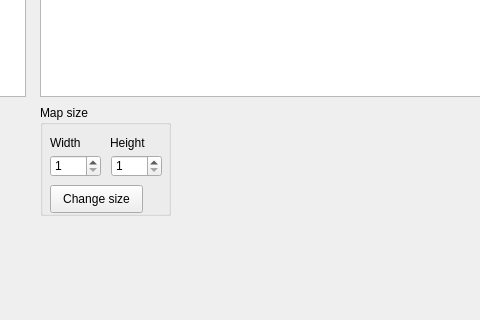
Qt form ui/main.ui (Coul33t/map-editor) before a commit; both pictures show x 240 to 720 and y 444 to 764 of the 1087 by 849 pixel window.
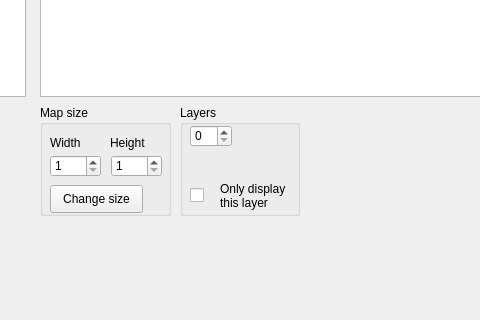
The same form after that commit.

Commit message: :construction: GUI base for layers (not implemented yet)

Patch:
```diff
--- a/ui/main.ui
+++ b/ui/main.ui
@@ -127,6 +127,58 @@
      </property>
     </widget>
    </widget>
+   <widget class="QGroupBox" name="groupBox_layers">
+    <property name="geometry">
+     <rect>
+      <x>420</x>
+      <y>530</y>
+      <width>120</width>
+      <height>111</height>
+     </rect>
+    </property>
+    <property name="title">
+     <string>Layers</string>
+    </property>
+    <widget class="QCheckBox" name="checkBox_only_display_layer">
+     <property name="geometry">
+      <rect>
+       <x>10</x>
+       <y>80</y>
+       <width>16</width>
+       <height>21</height>
+      </rect>
+     </property>
+     <property name="text">
+      <string/>
+     </property>
+    </widget>
+    <widget class="QLabel" name="label_only_display_layer">
+     <property name="geometry">
+      <rect>
+       <x>40</x>
+       <y>70</y>
+       <width>71</width>
+       <height>41</height>
+      </rect>
+     </property>
+     <property name="text">
+      <string>Only display this layer</string>
+     </property>
+     <property name="wordWrap">
+      <bool>true</bool>
+     </property>
+    </widget>
+    <widget class="QSpinBox" name="spinBox_current_layer">
+     <property name="geometry">
+      <rect>
+       <x>10</x>
+       <y>20</y>
+       <width>42</width>
+       <height>22</height>
+      </rect>
+     </property>
+    </widget>
+   </widget>
   </widget>
   <widget class="QMenuBar" name="menubar">
    <property name="geometry">
```
The commit also changes 2 other files.
